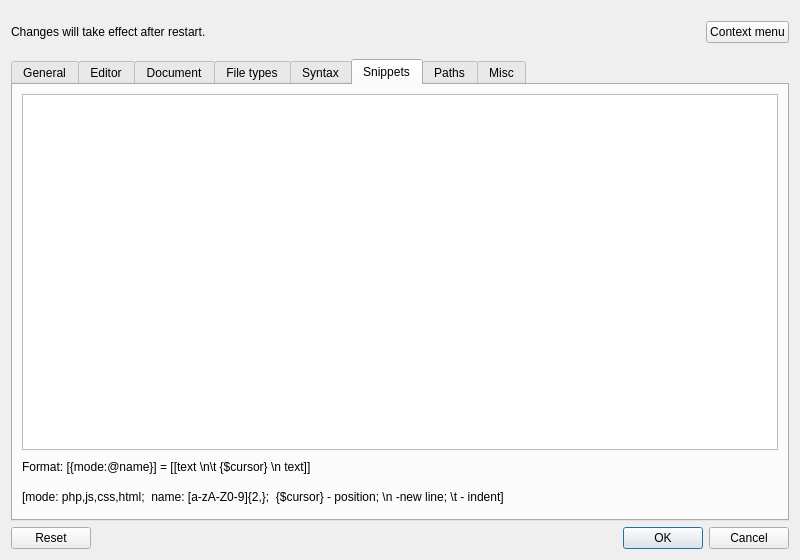
This is ui/settings.ui in ziracms/editor as Qt 5 draws it before an edit. The edited form follows.
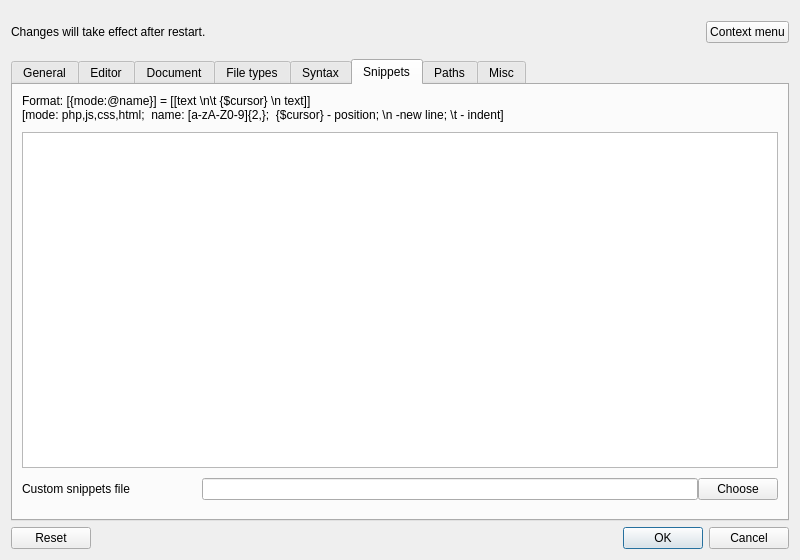
This is the edited form. The open tabs and pages were chosen to show the change.

Commit message: custom snippets file

Patch:
```diff
--- a/ui/settings.ui
+++ b/ui/settings.ui
@@ -1145,12 +1145,52 @@
        </property>
        <item>
         <layout class="QVBoxLayout" name="snippetsTextEditLayout_10">
+         <property name="spacing">
+          <number>0</number>
+         </property>
          <property name="topMargin">
           <number>0</number>
          </property>
          <property name="bottomMargin">
           <number>0</number>
          </property>
+         <item>
+          <layout class="QHBoxLayout" name="snippetsLabelLayout">
+           <property name="topMargin">
+            <number>0</number>
+           </property>
+           <property name="bottomMargin">
+            <number>0</number>
+           </property>
+           <item>
+            <widget class="QLabel" name="snippetsLabel">
+             <property name="text">
+              <string>Format: [{mode:@name}] = [[text \n\t {$cursor} \n text]]</string>
+             </property>
+             <property name="textFormat">
+              <enum>Qt::PlainText</enum>
+             </property>
+            </widget>
+           </item>
+          </layout>
+         </item>
+         <item>
+          <layout class="QHBoxLayout" name="snippetsLabelLayout2">
+           <property name="topMargin">
+            <number>0</number>
+           </property>
+           <property name="bottomMargin">
+            <number>10</number>
+           </property>
+           <item>
+            <widget class="QLabel" name="snippetsLabel2">
+             <property name="text">
+              <string>[mode: php,js,css,html;  name: [a-zA-Z0-9]{2,};  {$cursor} - position; \n -new line; \t - indent]</string>
+             </property>
+            </widget>
+           </item>
+          </layout>
+         </item>
          <item>
           <widget class="QPlainTextEdit" name="snippetsTextEdit">
            <property name="lineWrapMode">
@@ -1161,7 +1201,7 @@
         </layout>
        </item>
        <item>
-        <layout class="QHBoxLayout" name="snippetsLabelLayout">
+        <layout class="QHBoxLayout" name="customSnippetsFileLayout">
          <property name="topMargin">
           <number>10</number>
          </property>
@@ -1169,29 +1209,25 @@
           <number>10</number>
          </property>
          <item>
-          <widget class="QLabel" name="snippetsLabel">
-           <property name="text">
-            <string>Format: [{mode:@name}] = [[text \n\t {$cursor} \n text]]</string>
+          <widget class="QLabel" name="customSnippetsFileLabel">
+           <property name="minimumSize">
+            <size>
+             <width>180</width>
+             <height>0</height>
+            </size>
            </property>
-           <property name="textFormat">
-            <enum>Qt::PlainText</enum>
+           <property name="text">
+            <string>Custom snippets file</string>
            </property>
           </widget>
          </item>
-        </layout>
-       </item>
-       <item>
-        <layout class="QHBoxLayout" name="snippetsLabelLayout2">
-         <property name="topMargin">
-          <number>6</number>
-         </property>
-         <property name="bottomMargin">
-          <number>6</number>
-         </property>
          <item>
-          <widget class="QLabel" name="snippetsLabel2">
+          <widget class="QLineEdit" name="customSnippetsFileLineEdit"/>
+         </item>
+         <item>
+          <widget class="QPushButton" name="customSnippetsFileButton">
            <property name="text">
-            <string>[mode: php,js,css,html;  name: [a-zA-Z0-9]{2,};  {$cursor} - position; \n -new line; \t - indent]</string>
+            <string>Choose</string>
            </property>
           </widget>
          </item>
```
The commit also changes 7 other files.
